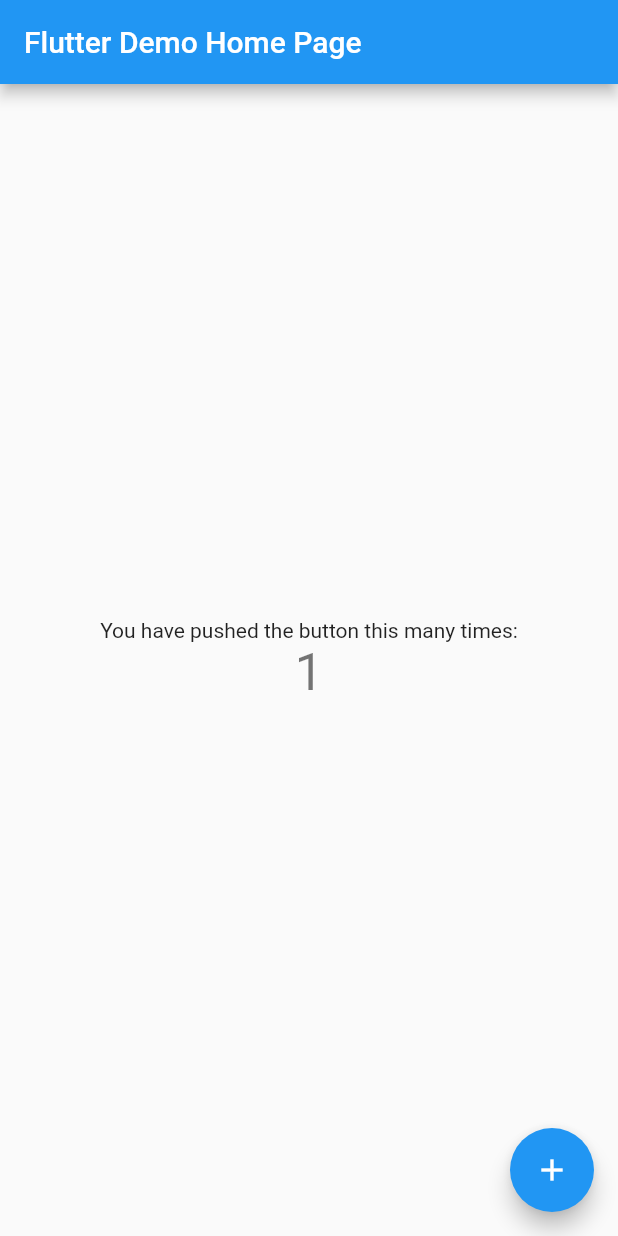
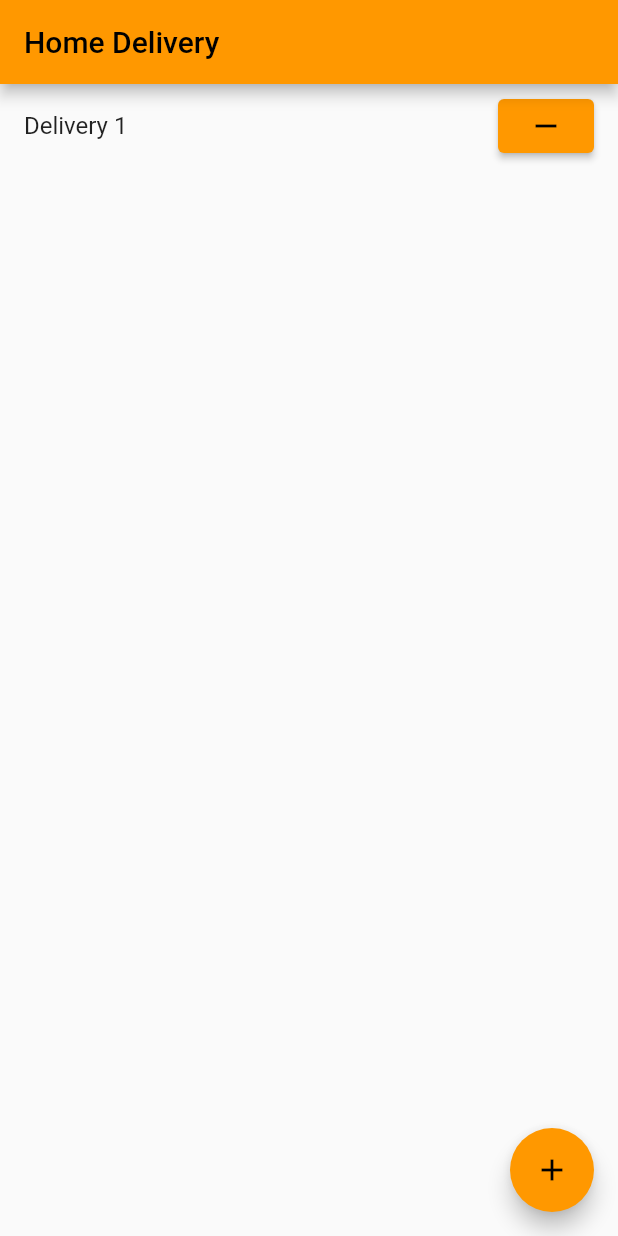
Before and after one commit to lum3ll/devappG, a Flutter app: the screen it shows after launch, after a tap on the "add" icon, on a phone screen of 412 x 824 dp. Run offline on Flutter 3.47's test engine with Material 2 defaults, Android fonts, the phone set to English and light mode, and no system bars; our stand-ins replace get.

Commit message:
First implementation of GetX (simulating a simple Cart interaction)

```diff
--- /dev/null
+++ b/lib/controllers/delivery_controller.dart
@@ -0,0 +1,13 @@
+import 'package:get/get.dart';
+
+class DeliveryController extends GetxController {
+  var deliveryList = [].obs;
+
+  void addDelivery(String delivery) {
+    deliveryList.add(delivery);
+  }
+
+  void delDelivery(String delivery) {
+    deliveryList.remove(delivery);
+  }
+}
--- a/lib/main.dart
+++ b/lib/main.dart
@@ -1,115 +1,75 @@
+import 'package:delivery_app/controllers/delivery_controller.dart';
 import 'package:flutter/material.dart';
+import 'package:get/get.dart';
 
 void main() {
-  runApp(const MyApp());
+  runApp(DeliveryApp());
 }
 
-class MyApp extends StatelessWidget {
-  const MyApp({super.key});
-
-  // This widget is the root of your application.
+class DeliveryApp extends StatelessWidget {
   @override
   Widget build(BuildContext context) {
-    return MaterialApp(
-      title: 'Flutter Demo',
+    return GetMaterialApp(
+      title: 'Delivery App GetX',
       theme: ThemeData(
-        // This is the theme of your application.
-        //
-        // Try running your application with "flutter run". You'll see the
-        // application has a blue toolbar. Then, without quitting the app, try
-        // changing the primarySwatch below to Colors.green and then invoke
-        // "hot reload" (press "r" in the console where you ran "flutter run",
-        // or simply save your changes to "hot reload" in a Flutter IDE).
-        // Notice that the counter didn't reset back to zero; the application
-        // is not restarted.
-        primarySwatch: Colors.blue,
+        primarySwatch: Colors.orange,
       ),
-      home: const MyHomePage(title: 'Flutter Demo Home Page'),
+      home: HomePage(),
     );
   }
 }
 
-class MyHomePage extends StatefulWidget {
-  const MyHomePage({super.key, required this.title});
-
-  // This widget is the home page of your application. It is stateful, meaning
-  // that it has a State object (defined below) that contains fields that affect
-  // how it looks.
-
-  // This class is the configuration for the state. It holds the values (in this
-  // case the title) provided by the parent (in this case the App widget) and
-  // used by the build method of the State. Fields in a Widget subclass are
-  // always marked "final".
-
-  final String title;
-
-  @override
-  State<MyHomePage> createState() => _MyHomePageState();
-}
-
-class _MyHomePageState extends State<MyHomePage> {
-  int _counter = 0;
-
-  void _incrementCounter() {
-    setState(() {
-      // This call to setState tells the Flutter framework that something has
-      // changed in this State, which causes it to rerun the build method below
-      // so that the display can reflect the updated values. If we changed
-      // _counter without calling setState(), then the build method would not be
-      // called again, and so nothing would appear to happen.
-      _counter++;
-    });
-  }
+class HomePage extends StatelessWidget {
+  final DeliveryController deliveryController = Get.put(DeliveryController());
 
   @override
   Widget build(BuildContext context) {
-    // This method is rerun every time setState is called, for instance as done
-    // by the _incrementCounter method above.
-    //
-    // The Flutter framework has been optimized to make rerunning build methods
-    // fast, so that you can just rebuild anything that needs updating rather
-    // than having to individually change instances of widgets.
     return Scaffold(
-      appBar: AppBar(
-        // Here we take the value from the MyHomePage object that was created by
-        // the App.build method, and use it to set our appbar title.
-        title: Text(widget.title),
-      ),
-      body: Center(
-        // Center is a layout widget. It takes a single child and positions it
-        // in the middle of the parent.
-        child: Column(
-          // Column is also a layout widget. It takes a list of children and
-          // arranges them vertically. By default, it sizes itself to fit its
-          // children horizontally, and tries to be as tall as its parent.
-          //
-          // Invoke "debug painting" (press "p" in the console, choose the
-          // "Toggle Debug Paint" action from the Flutter Inspector in Android
-          // Studio, or the "Toggle Debug Paint" command in Visual Studio Code)
-          // to see the wireframe for each widget.
-          //
-          // Column has various properties to control how it sizes itself and
-          // how it positions its children. Here we use mainAxisAlignment to
-          // center the children vertically; the main axis here is the vertical
-          // axis because Columns are vertical (the cross axis would be
-          // horizontal).
-          mainAxisAlignment: MainAxisAlignment.center,
-          children: <Widget>[
-            const Text(
-              'You have pushed the button this many times:',
-            ),
-            Text(
-              '$_counter',
-              style: Theme.of(context).textTheme.headline4,
-            ),
-          ],
+      appBar: AppBar(title: const Text('Home Delivery')),
+      body: Obx(
+        () => ListView.builder(
+          itemCount: deliveryController.deliveryList.length,
+          itemBuilder: (_, index) {
+            return ListTile(
+              title: Text(deliveryController.deliveryList[index]),
+              trailing: ElevatedButton(
+                child: const Icon(Icons.remove),
+                onPressed: () {
+                  deliveryController
+                      .delDelivery(deliveryController.deliveryList[index]);
+                },
+              ),
+            );
+          },
         ),
       ),
       floatingActionButton: FloatingActionButton(
-        onPressed: _incrementCounter,
-        tooltip: 'Increment',
         child: const Icon(Icons.add),
-      ), // This trailing comma makes auto-formatting nicer for build methods.
+        onPressed: () {
+          int deliveryNumber = deliveryController.deliveryList.length + 1;
+          deliveryController.addDelivery('Delivery $deliveryNumber');
+        },
+      ),
+      // bottomNavigationBar: Padding(
+      //   padding: const EdgeInsets.all(8.0),
+      //   child: Row(
+      //     mainAxisAlignment: MainAxisAlignment.spaceAround,
+      //     children: [
+      //       ElevatedButton(
+      //         onPressed: () {
+      //           // Your action for first button
+      //         },
+      //         child: Text('Button 1'),
+      //       ),
+      //       ElevatedButton(
+      //         onPressed: () {
+      //           // Your action for second button
+      //         },
+      //         child: Text('Button 2'),
+      //       ),
+      //     ],
+      //   ),
+      // ),
     );
   }
 }
```
Also changed, not shown: pubspec.yaml (+1 -30 lines), pubspec.lock, 1 other file.
